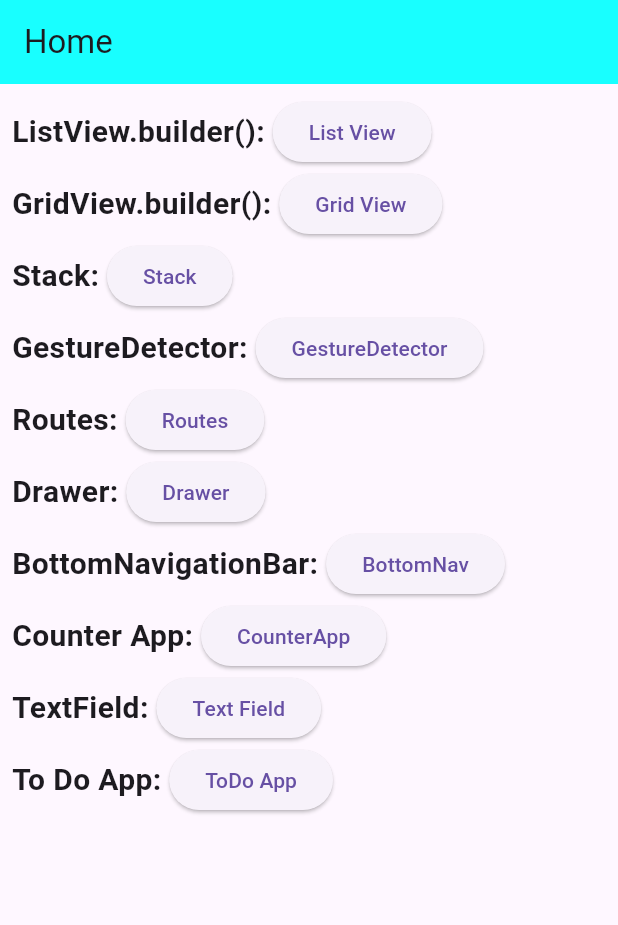
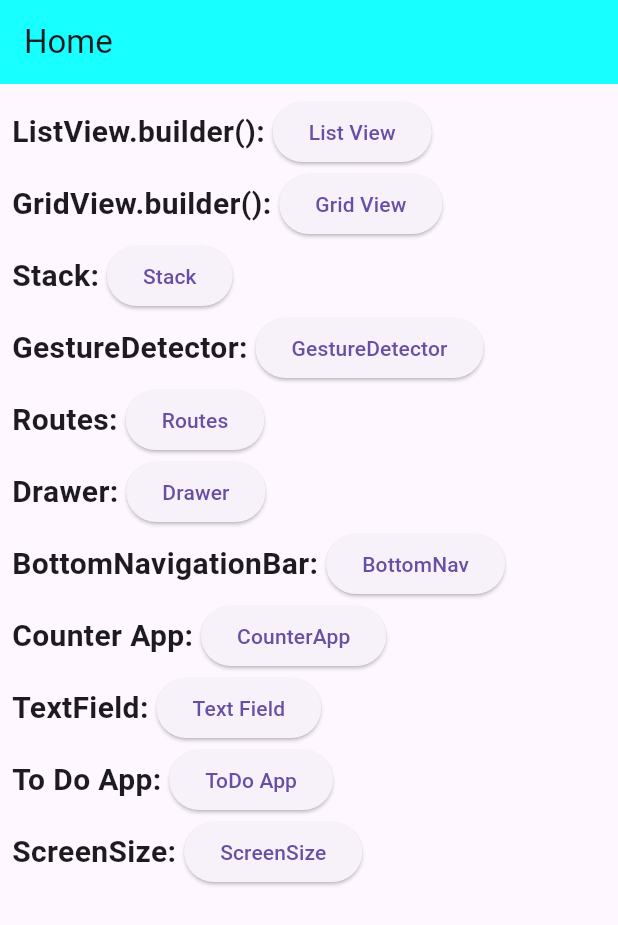
Before and after one commit to tejastidake-coditas/app_6, a Flutter app: the screen it shows after launch, on a phone screen of 412 x 824 dp. Shown: the top 925 px of the screen. Run offline on Flutter 3.47's test engine with Material 3 defaults, Android fonts, the phone set to English and light mode, and no system bars.

Commit message:
Screen Size

```diff
--- a/lib/pages/homePage.dart
+++ b/lib/pages/homePage.dart
@@ -1,4 +1,5 @@
 import 'package:app_6/pages/editText.dart';
+import 'package:app_6/pages/windowSize.dart';
 import 'package:flutter/material.dart';
 
 import 'GridViewPage.dart';
@@ -155,6 +156,16 @@ class _homePageState extends State<homePage> {
                         Navigator.pushNamed(context, '/toDoApp');
                       }, child: Text("ToDo App"))
                     ],
+                  ),
+                  Row(
+                    children: [
+                      Text(
+                        "ScreenSize: ", style: TextStyle(fontWeight: FontWeight.bold, fontSize: 20),
+                      ),
+                      ElevatedButton(onPressed: () {
+                        Navigator.push(context, MaterialPageRoute(builder: (context) => WindowSize()));
+                      }, child: Text("ScreenSize"))
+                    ],
                   )
                 ]))));
   }
```
Also changed, not shown: lib/pages/windowSize.dart (added, +26 -0 lines).
